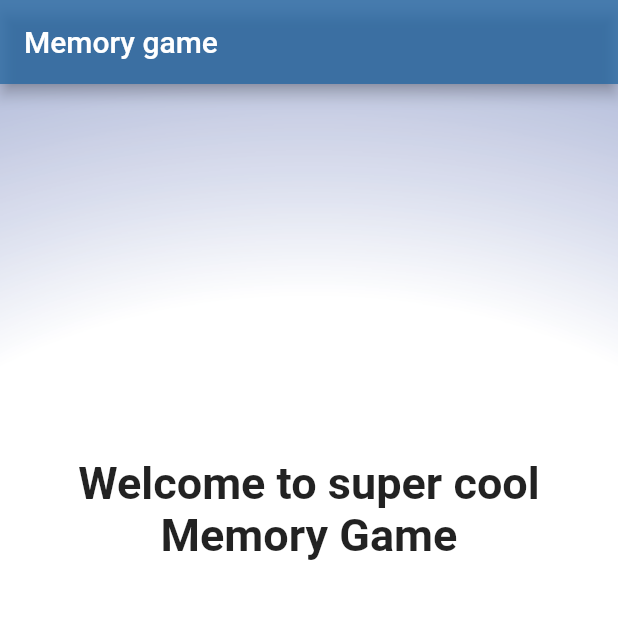
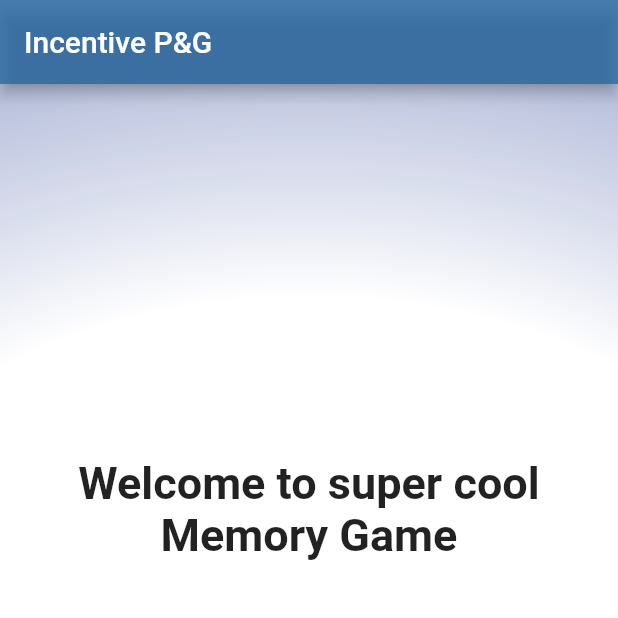
Before and after one commit to NemanjaLugi/memory_game, a Flutter app: the screen it shows after launch, on a phone screen of 412 x 824 dp, the top half of it. Run offline on Flutter 3.47's test engine with Material 2 defaults, Android fonts, the phone set to English and light mode, and no system bars; our stand-ins replace flip_card.

Commit message:
Changed app name

```diff
--- a/lib/app.dart
+++ b/lib/app.dart
@@ -7,7 +7,7 @@ class App extends StatelessWidget {
   @override
   Widget build(BuildContext context) {
     return MaterialApp(
-      title: 'Memory Card Game',
+      title: 'Incentive P&G',
       debugShowCheckedModeBanner: false,
       home: HomePage(),
     );
--- a/lib/config.dart
+++ b/lib/config.dart
@@ -14,7 +14,7 @@ class Strings {
   static String homeAction = 'HOME';
   static String restartAction = 'RESTART';
   static String startAction = 'START';
-  static String appTitle = 'Memory game';
+  static String appTitle = 'Incentive P&G';
   static String appWelcomeText = 'Welcome to super cool Memory Game';
 }
 
```
Also changed, not shown: 1 other file.
